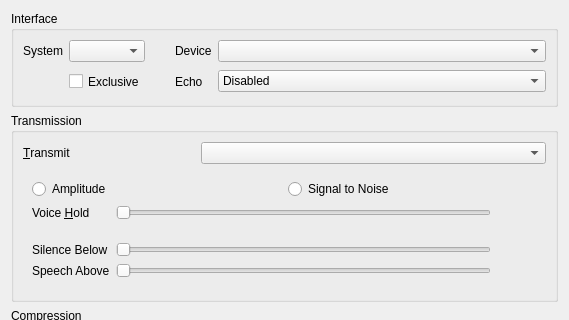
mumble-voip/mumble, file src/mumble/AudioInput.ui: the form before one commit; both pictures show x 0 to 569 and y 0 to 320 of the 569 by 730 pixel window.
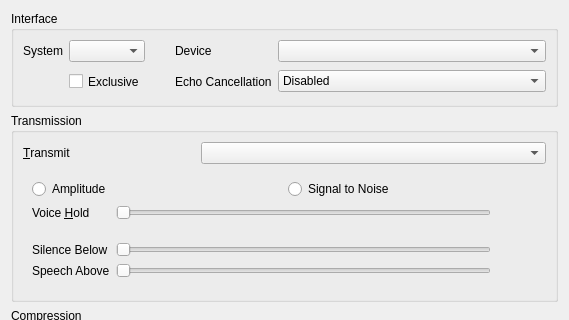
The form after the commit. Custom widgets are drawn as their Qt base class.

Commit message: Echo -> Echo cancellation in settings dialog

```diff
--- a/src/mumble/AudioInput.ui
+++ b/src/mumble/AudioInput.ui
@@ -116,7 +116,7 @@
       <item row="1" column="3">
        <widget class="QLabel" name="qliEcho">
         <property name="text">
-         <string>Echo</string>
+         <string>Echo Cancellation</string>
         </property>
        </widget>
       </item>
```
Left out of the diff: 4 changed lines with no effect on the pictures.
